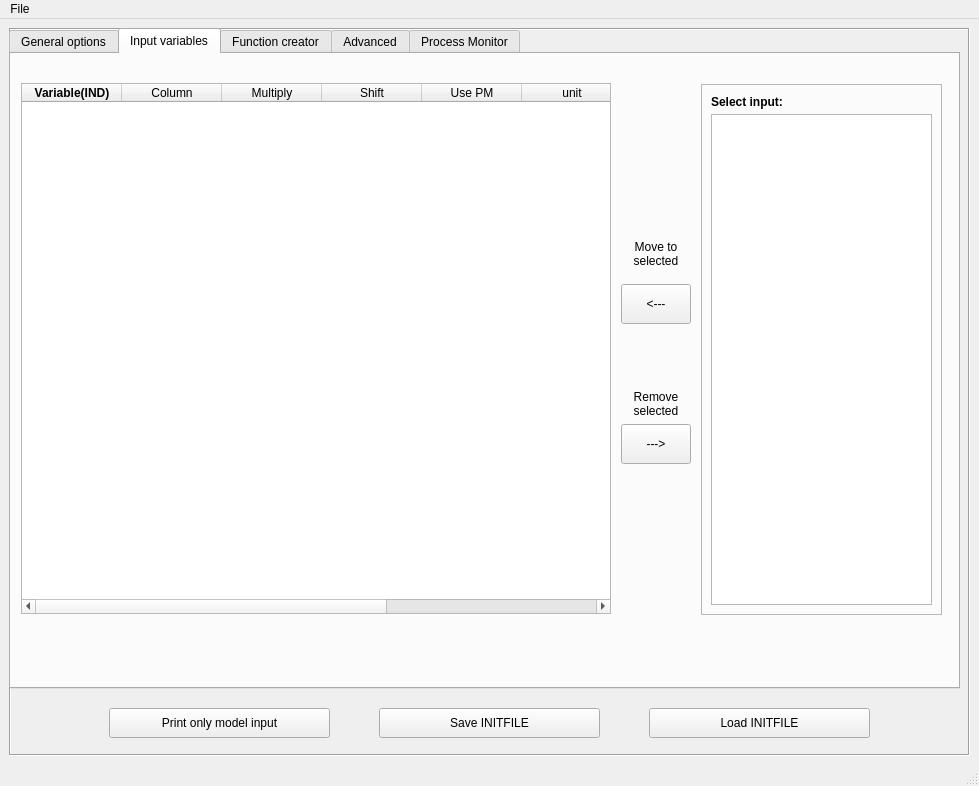
Above: gui/LSD.ui from pclusius/arca-box before the change. Below: the same form after it.
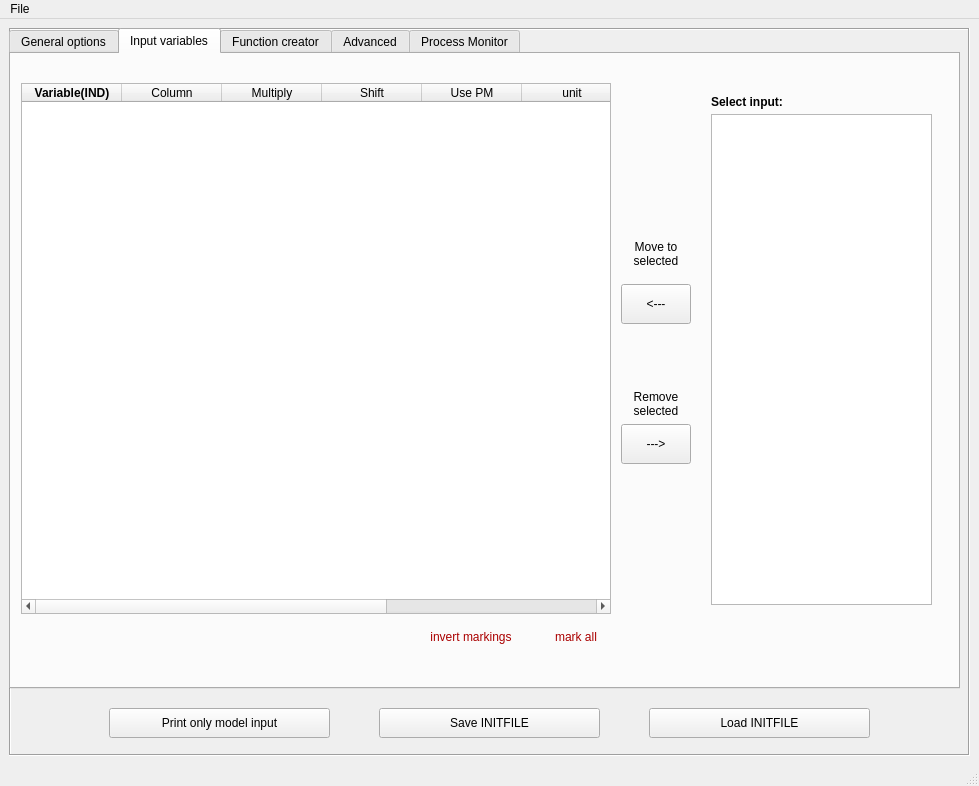
That is the form after the change. The open tabs and pages were chosen to show the change. Custom widgets are drawn as their Qt base class.

What changed in the file:
```diff
--- a/gui/LSD.ui
+++ b/gui/LSD.ui
@@ -988,10 +988,7 @@
         </rect>
        </property>
        <property name="frameShape">
-        <enum>QFrame::StyledPanel</enum>
-       </property>
-       <property name="frameShadow">
-        <enum>QFrame::Raised</enum>
+        <enum>QFrame::NoFrame</enum>
        </property>
        <widget class="QListWidget" name="namesdat">
         <property name="geometry">
@@ -1153,6 +1150,112 @@
         <bool>true</bool>
        </property>
       </widget>
+      <widget class="QPushButton" name="markAll">
+       <property name="geometry">
+        <rect>
+         <x>530</x>
+         <y>570</y>
+         <width>70</width>
+         <height>25</height>
+        </rect>
+       </property>
+       <property name="palette">
+        <palette>
+         <active>
+          <colorrole role="ButtonText">
+           <brush brushstyle="SolidPattern">
+            <color alpha="255">
+             <red>170</red>
+             <green>0</green>
+             <blue>0</blue>
+            </color>
+           </brush>
+          </colorrole>
+         </active>
+         <inactive>
+          <colorrole role="ButtonText">
+           <brush brushstyle="SolidPattern">
+            <color alpha="255">
+             <red>170</red>
+             <green>0</green>
+             <blue>0</blue>
+            </color>
+           </brush>
+          </colorrole>
+         </inactive>
+         <disabled>
+          <colorrole role="ButtonText">
+           <brush brushstyle="SolidPattern">
+            <color alpha="255">
+             <red>136</red>
+             <green>136</green>
+             <blue>136</blue>
+            </color>
+           </brush>
+          </colorrole>
+         </disabled>
+        </palette>
+       </property>
+       <property name="text">
+        <string>mark all</string>
+       </property>
+       <property name="flat">
+        <bool>true</bool>
+       </property>
+      </widget>
+      <widget class="QPushButton" name="invertMarks">
+       <property name="geometry">
+        <rect>
+         <x>390</x>
+         <y>570</y>
+         <width>140</width>
+         <height>25</height>
+        </rect>
+       </property>
+       <property name="palette">
+        <palette>
+         <active>
+          <colorrole role="ButtonText">
+           <brush brushstyle="SolidPattern">
+            <color alpha="255">
+             <red>170</red>
+             <green>0</green>
+             <blue>0</blue>
+            </color>
+           </brush>
+          </colorrole>
+         </active>
+         <inactive>
+          <colorrole role="ButtonText">
+           <brush brushstyle="SolidPattern">
+            <color alpha="255">
+             <red>170</red>
+             <green>0</green>
+             <blue>0</blue>
+            </color>
+           </brush>
+          </colorrole>
+         </inactive>
+         <disabled>
+          <colorrole role="ButtonText">
+           <brush brushstyle="SolidPattern">
+            <color alpha="255">
+             <red>136</red>
+             <green>136</green>
+             <blue>136</blue>
+            </color>
+           </brush>
+          </colorrole>
+         </disabled>
+        </palette>
+       </property>
+       <property name="text">
+        <string>invert markings</string>
+       </property>
+       <property name="flat">
+        <bool>true</bool>
+       </property>
+      </widget>
      </widget>
      <widget class="QWidget" name="tab_4">
       <attribute name="title">
```
Left out of the diff: 109 changed lines with no effect on the pictures.
